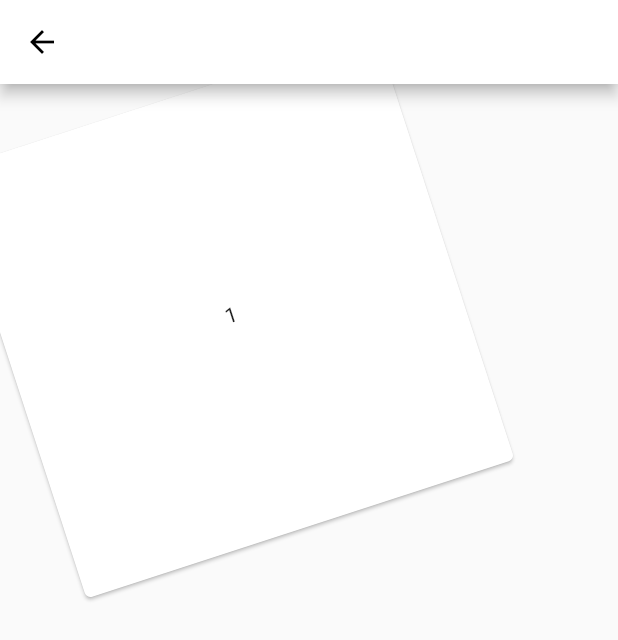
After one commit to Reiko-Developer/stackui, a Flutter app: the AnimationControllerScreen screen opened by its route, on a phone screen of 412 x 824 dp. The commit adds this screen. Shown: the top 640 px of the screen. Run offline on Flutter 3.47's test engine with Material 2 defaults, Android fonts, the phone set to English and light mode, and no system bars.

Commit message:
Starting with animation controller
Added the initial class

```diff
--- /dev/null
+++ b/lib/animation_controller_screen.dart
@@ -0,0 +1,55 @@
+import 'package:flutter/material.dart';
+import 'dart:math' as math;
+
+class AnimationControllerScreen extends StatefulWidget {
+  static final routeName = '/animation-controller';
+
+  @override
+  _AnimationControllerScreenState createState() =>
+      _AnimationControllerScreenState();
+}
+
+class _AnimationControllerScreenState extends State<AnimationControllerScreen>
+    with SingleTickerProviderStateMixin {
+  AnimationController _animationController;
+
+  @override
+  @override
+  void initState() {
+    super.initState();
+    _animationController = new AnimationController(
+      vsync: this,
+      duration: Duration(seconds: 2),
+    );
+
+    _animationController.forward();
+  }
+
+  Card _myCard(String txt) {
+    return Card(
+      child: Container(
+        height: 300,
+        width: 300,
+        child: Center(
+          child: Text(txt),
+        ),
+      ),
+    );
+  }
+
+  @override
+  Widget build(BuildContext context) {
+    return Scaffold(
+      appBar: AppBar(),
+      body: AnimatedBuilder(
+          animation: _animationController,
+          child: _myCard('1'),
+          builder: (context, child) {
+            return Transform.rotate(
+              angle: _animationController.value * math.pi * 2,
+              child: child,
+            );
+          }),
+    );
+  }
+}
--- a/lib/main.dart
+++ b/lib/main.dart
@@ -1,4 +1,5 @@
 import 'package:flutter/material.dart';
+import 'package:stackui/animation_controller_screen.dart';
 import 'package:stackui/screens/home_screen.dart';
 import 'package:stackui/screens/stack_screen.dart';
 import 'package:stackui/screens/transform_screen_one.dart';
@@ -22,6 +23,8 @@ class MyApp extends StatelessWidget {
       routes: {
         StackScreen.routeName: (ctx) => StackScreen(),
         TransformScreenOne.routeName: (ctx) => TransformScreenOne(),
+        AnimationControllerScreen.routeName: (ctx) =>
+            AnimationControllerScreen(),
       },
     );
   }
--- a/lib/screens/home_screen.dart
+++ b/lib/screens/home_screen.dart
@@ -1,4 +1,6 @@
 import 'package:flutter/material.dart';
+
+import 'package:stackui/animation_controller_screen.dart';
 import 'package:stackui/screens/stack_screen.dart';
 import 'package:stackui/screens/transform_screen_one.dart';
 
@@ -9,6 +11,7 @@ class HomeScreen extends StatelessWidget {
 
     screens.add(StackScreen.routeName);
     screens.add(TransformScreenOne.routeName);
+    screens.add(AnimationControllerScreen.routeName);
     return Scaffold(
       appBar: AppBar(
         title: Text('Learning Complex UI'),
```
